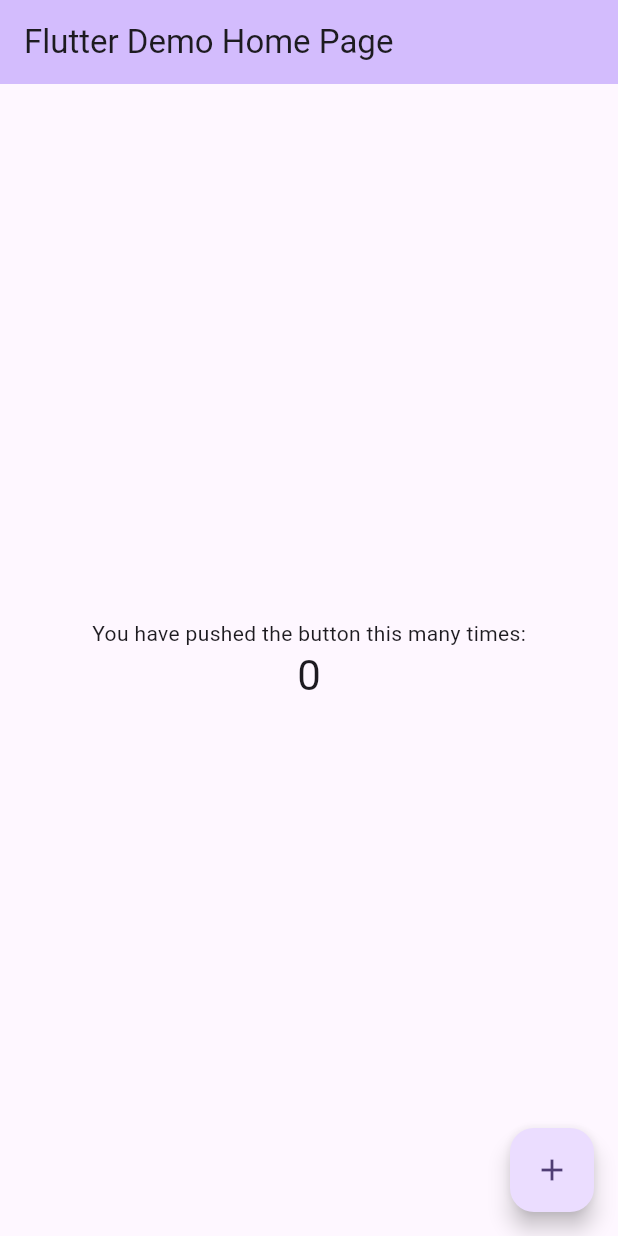
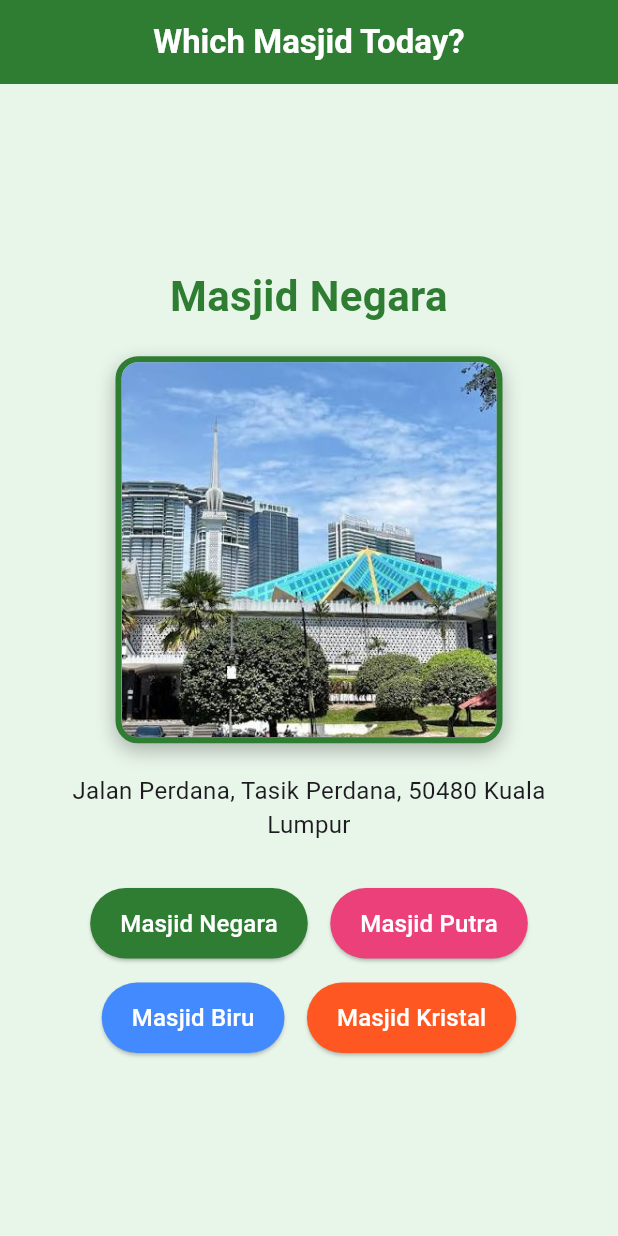
Before and after one commit to joiboi56/ssw3401-lab2, a Flutter app: the screen it shows after launch, on a phone screen of 412 x 824 dp. Run offline on Flutter 3.47's test engine with Material 3 defaults, Android fonts, the phone set to English and light mode, and no system bars.

Commit message:
Lab 2 - Masjid selector app

```diff
--- a/lib/main.dart
+++ b/lib/main.dart
@@ -1,122 +1,177 @@
 import 'package:flutter/material.dart';
 
 void main() {
-  runApp(const MyApp());
+  runApp(const MyMasjidApp());
 }
 
-class MyApp extends StatelessWidget {
-  const MyApp({super.key});
+// The main app wrapper
+class MyMasjidApp extends StatelessWidget {
+  const MyMasjidApp({super.key});
 
-  // This widget is the root of your application.
   @override
   Widget build(BuildContext context) {
     return MaterialApp(
-      title: 'Flutter Demo',
-      theme: ThemeData(
-        // This is the theme of your application.
-        //
-        // TRY THIS: Try running your application with "flutter run". You'll see
-        // the application has a purple toolbar. Then, without quitting the app,
-        // try changing the seedColor in the colorScheme below to Colors.green
-        // and then invoke "hot reload" (save your changes or press the "hot
-        // reload" button in a Flutter-supported IDE, or press "r" if you used
-        // the command line to start the app).
-        //
-        // Notice that the counter didn't reset back to zero; the application
-        // state is not lost during the reload. To reset the state, use hot
-        // restart instead.
-        //
-        // This works for code too, not just values: Most code changes can be
-        // tested with just a hot reload.
-        colorScheme: .fromSeed(seedColor: Colors.deepPurple),
-      ),
-      home: const MyHomePage(title: 'Flutter Demo Home Page'),
+      debugShowCheckedModeBanner: false,
+      home: const MasjidSelectorScreen(),
     );
   }
 }
 
-class MyHomePage extends StatefulWidget {
-  const MyHomePage({super.key, required this.title});
-
-  // This widget is the home page of your application. It is stateful, meaning
-  // that it has a State object (defined below) that contains fields that affect
-  // how it looks.
-
-  // This class is the configuration for the state. It holds the values (in this
-  // case the title) provided by the parent (in this case the App widget) and
-  // used by the build method of the State. Fields in a Widget subclass are
-  // always marked "final".
-
-  final String title;
+// The interactive screen
+class MasjidSelectorScreen extends StatefulWidget {
+  const MasjidSelectorScreen({super.key});
 
   @override
-  State<MyHomePage> createState() => _MyHomePageState();
+  State<MasjidSelectorScreen> createState() => _MasjidSelectorScreenState();
 }
 
-class _MyHomePageState extends State<MyHomePage> {
-  int _counter = 0;
+class _MasjidSelectorScreenState extends State<MasjidSelectorScreen> {
+  // These variables hold the currently selected masjid.
+  // We start with Masjid Negara as the default.
+  String currentImage = 'assets/masjid_negara.jpeg';
+  String masjidName = 'Masjid Negara';
+  String masjidAddress = 'Jalan Perdana, Tasik Perdana, 50480 Kuala Lumpur';
 
-  void _incrementCounter() {
+  // This function updates the UI when a button is pressed
+  void changeMasjid(String imagePath, String name, String address) {
     setState(() {
-      // This call to setState tells the Flutter framework that something has
-      // changed in this State, which causes it to rerun the build method below
-      // so that the display can reflect the updated values. If we changed
-      // _counter without calling setState(), then the build method would not be
-      // called again, and so nothing would appear to happen.
-      _counter++;
+      currentImage = imagePath;
+      masjidName = name;
+      masjidAddress = address;
     });
   }
 
   @override
   Widget build(BuildContext context) {
-    // This method is rerun every time setState is called, for instance as done
-    // by the _incrementCounter method above.
-    //
-    // The Flutter framework has been optimized to make rerunning build methods
-    // fast, so that you can just rebuild anything that needs updating rather
-    // than having to individually change instances of widgets.
     return Scaffold(
+      backgroundColor: Colors.green[50],
       appBar: AppBar(
-        // TRY THIS: Try changing the color here to a specific color (to
-        // Colors.amber, perhaps?) and trigger a hot reload to see the AppBar
-        // change color while the other colors stay the same.
-        backgroundColor: Theme.of(context).colorScheme.inversePrimary,
-        // Here we take the value from the MyHomePage object that was created by
-        // the App.build method, and use it to set our appbar title.
-        title: Text(widget.title),
+        title: const Text(
+          'Which Masjid Today?',
+          style: TextStyle(fontWeight: FontWeight.bold, color: Colors.white),
+        ),
+        backgroundColor: Colors.green[800],
+        centerTitle: true,
       ),
       body: Center(
-        // Center is a layout widget. It takes a single child and positions it
-        // in the middle of the parent.
         child: Column(
-          // Column is also a layout widget. It takes a list of children and
-          // arranges them vertically. By default, it sizes itself to fit its
-          // children horizontally, and tries to be as tall as its parent.
-          //
-          // Column has various properties to control how it sizes itself and
-          // how it positions its children. Here we use mainAxisAlignment to
-          // center the children vertically; the main axis here is the vertical
-          // axis because Columns are vertical (the cross axis would be
-          // horizontal).
-          //
-          // TRY THIS: Invoke "debug painting" (choose the "Toggle Debug Paint"
-          // action in the IDE, or press "p" in the console), to see the
-          // wireframe for each widget.
-          mainAxisAlignment: .center,
+          mainAxisAlignment: MainAxisAlignment.center,
           children: [
-            const Text('You have pushed the button this many times:'),
+            // 1. The name of the masjid
             Text(
-              '$_counter',
-              style: Theme.of(context).textTheme.headlineMedium,
+              masjidName,
+              textAlign: TextAlign.center,
+              style: TextStyle(
+                fontSize: 28,
+                fontWeight: FontWeight.bold,
+                color: Colors.green[800],
+              ),
+            ),
+            const SizedBox(height: 20),
+
+            // 2. The image display with a nice border
+            Container(
+              decoration: BoxDecoration(
+                border: Border.all(color: Colors.green[800]!, width: 4),
+                borderRadius: BorderRadius.circular(15),
+                boxShadow: const [
+                  BoxShadow(
+                    color: Colors.black26,
+                    blurRadius: 10,
+                    offset: Offset(0, 5),
+                  )
+                ],
+              ),
+              child: ClipRRect(
+                borderRadius: BorderRadius.circular(11),
+                child: Image.asset(
+                  currentImage,
+                  height: 250,
+                  width: 250,
+                  fit: BoxFit.cover,
+                ),
+              ),
+            ),
+            const SizedBox(height: 20),
+
+            // 3. The simple address
+            Padding(
+              padding: const EdgeInsets.symmetric(horizontal: 30),
+              child: Text(
+                masjidAddress,
+                textAlign: TextAlign.center,
+                style: const TextStyle(fontSize: 16),
+              ),
+            ),
+            const SizedBox(height: 30),
+
+            // 4. The selection buttons
+            Wrap(
+              spacing: 15,
+              runSpacing: 15,
+              alignment: WrapAlignment.center,
+              children: [
+                ElevatedButton(
+                  style: ElevatedButton.styleFrom(
+                    backgroundColor: Colors.green[800],
+                    padding:
+                    const EdgeInsets.symmetric(horizontal: 20, vertical: 12),
+                  ),
+                  onPressed: () => changeMasjid(
+                    'assets/masjid_negara.jpeg',
+                    'Masjid Negara',
+                    'Jalan Perdana, Tasik Perdana, 50480 Kuala Lumpur',
+                  ),
+                  child: const Text('Masjid Negara',
+                      style: TextStyle(color: Colors.white, fontSize: 16)),
+                ),
+                ElevatedButton(
+                  style: ElevatedButton.styleFrom(
+                    backgroundColor: Colors.pink[400],
+                    padding:
+                    const EdgeInsets.symmetric(horizontal: 20, vertical: 12),
+                  ),
+                  onPressed: () => changeMasjid(
+                    'assets/masjid_putra.jpeg',
+                    'Masjid Putra',
+                    'Persiaran Persekutuan, Presint 1, 62502 Putrajaya',
+                  ),
+                  child: const Text('Masjid Putra',
+                      style: TextStyle(color: Colors.white, fontSize: 16)),
+                ),
+                ElevatedButton(
+                  style: ElevatedButton.styleFrom(
+                    backgroundColor: Colors.blueAccent,
+                    padding:
+                    const EdgeInsets.symmetric(horizontal: 20, vertical: 12),
+                  ),
+                  onPressed: () => changeMasjid(
+                    'assets/masjid_biru.jpeg',
+                    'Masjid Sultan Salahuddin Abdul Aziz Shah',
+                    'Persiaran Masjid, Seksyen 14, 40000 Shah Alam, Selangor',
+                  ),
+                  child: const Text('Masjid Biru',
+                      style: TextStyle(color: Colors.white, fontSize: 16)),
+                ),
+                ElevatedButton(
+                  style: ElevatedButton.styleFrom(
+                    backgroundColor: Colors.deepOrange,
+                    padding:
+                    const EdgeInsets.symmetric(horizontal: 20, vertical: 12),
+                  ),
+                  onPressed: () => changeMasjid(
+                    'assets/masjid_kristal.jpeg',
+                    'Masjid Kristal',
+                    'Taman Tamadun Islam, Pulau Wan Man, 21100 Kuala Terengganu',
+                  ),
+                  child: const Text('Masjid Kristal',
+                      style: TextStyle(color: Colors.white, fontSize: 16)),
+                ),
+              ],
             ),
           ],
         ),
       ),
-      floatingActionButton: FloatingActionButton(
-        onPressed: _incrementCounter,
-        tooltip: 'Increment',
-        child: const Icon(Icons.add),
-      ),
     );
   }
 }
--- a/pubspec.yaml
+++ b/pubspec.yaml
@@ -57,6 +57,10 @@ flutter:
   # the material Icons class.
   uses-material-design: true
 
+
+  assets:
+    - assets/
+
   # To add assets to your application, add an assets section, like this:
   # assets:
   #   - images/a_dot_burr.jpeg
```
Also changed, not shown: assets/masjid_biru.jpeg (added), assets/masjid_kristal.jpeg (added), assets/masjid_negara.jpeg (added), assets/masjid_putra.jpeg (added).
